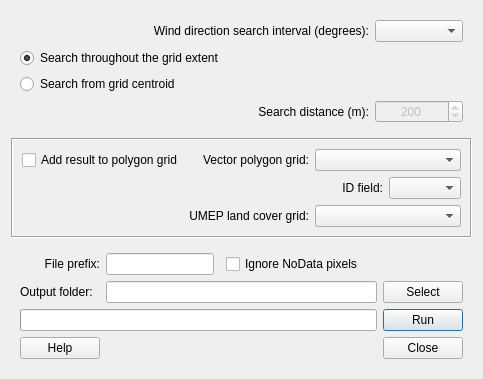
Qt form LandCoverFractionGrid/landcoverfraction_grid_dialog_base.ui (UMEP-dev/UMEP) before a commit.
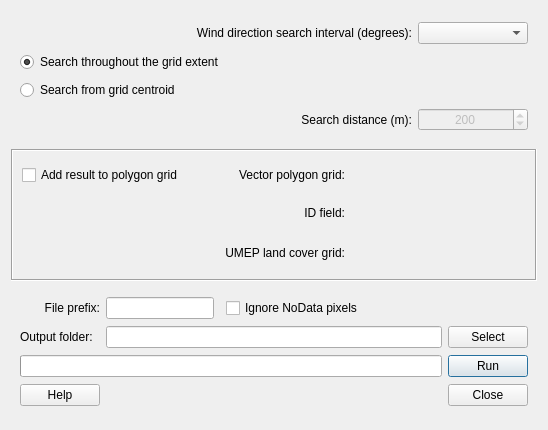
The same form after that commit.

Diff of the .ui file:
```diff
--- a/LandCoverFractionGrid/landcoverfraction_grid_dialog_base.ui
+++ b/LandCoverFractionGrid/landcoverfraction_grid_dialog_base.ui
@@ -6,8 +6,8 @@
    <rect>
     <x>0</x>
     <y>0</y>
-    <width>483</width>
-    <height>368</height>
+    <width>548</width>
+    <height>430</height>
    </rect>
   </property>
   <property name="windowTitle">
@@ -110,55 +110,21 @@
       <enum>QFrame::Sunken</enum>
      </property>
      <layout class="QGridLayout" name="gridLayout">
-      <item row="1" column="3">
-       <widget class="QComboBox" name="comboBox_Field">
-        <property name="toolTip">
-         <string>Attribut ID should be a unique number or string for each polygon </string>
+      <item row="1" column="2">
+       <widget class="QWidget" name="widget_Polygrid" native="true">
+        <property name="minimumSize">
+         <size>
+          <width>175</width>
+          <height>30</height>
+         </size>
         </property>
-       </widget>
-      </item>
-      <item row="2" column="1">
-       <widget class="QLabel" name="label_2">
-        <property name="text">
-         <string>UMEP land cover grid:</string>
+        <property name="layoutDirection">
+         <enum>Qt::LeftToRight</enum>
         </property>
-        <property name="alignment">
-         <set>Qt::AlignRight|Qt::AlignTrailing|Qt::AlignVCenter</set>
-        </property>
-        <property name="buddy">
-         <cstring>comboBox_lcgrid</cstring>
-        </property>
+        <layout class="QGridLayout" name="gridLayout_7"/>
        </widget>
       </item>
-      <item row="0" column="2" colspan="2">
-       <widget class="QComboBox" name="comboBox_Polygrid">
-        <property name="toolTip">
-         <string>&lt;!DOCTYPE HTML PUBLIC &quot;-//W3C//DTD HTML 4.0//EN&quot; &quot;http://www.w3.org/TR/REC-html40/strict.dtd&quot;&gt;
-&lt;html&gt;&lt;head&gt;&lt;meta name=&quot;qrichtext&quot; content=&quot;1&quot; /&gt;&lt;style type=&quot;text/css&quot;&gt;
-p, li { white-space: pre-wrap; }
-&lt;/style&gt;&lt;/head&gt;&lt;body style=&quot; font-family:'MS Shell Dlg 2'; font-size:8.25pt; font-weight:400; font-style:normal;&quot;&gt;
-&lt;p style=&quot; margin-top:0px; margin-bottom:0px; margin-left:0px; margin-right:0px; -qt-block-indent:0; text-indent:0px;&quot;&gt;&lt;span style=&quot; font-size:8pt;&quot;&gt;This Polygon layer could include one single or mutiple squares &lt;/span&gt;&lt;/p&gt;&lt;/body&gt;&lt;/html&gt;</string>
-        </property>
-       </widget>
-      </item>
-      <item row="1" column="1" colspan="2">
-       <widget class="QLabel" name="label_5">
-        <property name="text">
-         <string>ID field:</string>
-        </property>
-        <property name="alignment">
-         <set>Qt::AlignRight|Qt::AlignTrailing|Qt::AlignVCenter</set>
-        </property>
-       </widget>
-      </item>
-      <item row="2" column="2" colspan="2">
-       <widget class="QComboBox" name="comboBox_lcgrid">
-        <property name="toolTip">
-         <string>An integer raster land cover grid (e.g. geoTIFF) consisting of the various land covers specified above. See help for detailed description</string>
-        </property>
-       </widget>
-      </item>
-      <item row="0" column="1">
+      <item row="1" column="1">
        <widget class="QLabel" name="label">
         <property name="text">
          <string>Vector polygon grid:</string>
@@ -166,12 +132,57 @@
         <property name="alignment">
          <set>Qt::AlignRight|Qt::AlignTrailing|Qt::AlignVCenter</set>
         </property>
-        <property name="buddy">
-         <cstring>comboBox_Polygrid</cstring>
+       </widget>
+      </item>
+      <item row="4" column="2">
+       <widget class="QWidget" name="widget_Field" native="true">
+        <property name="minimumSize">
+         <size>
+          <width>125</width>
+          <height>30</height>
+         </size>
         </property>
+        <property name="layoutDirection">
+         <enum>Qt::LeftToRight</enum>
+        </property>
+        <layout class="QGridLayout" name="gridLayout_11"/>
        </widget>
       </item>
-      <item row="0" column="0">
+      <item row="4" column="1">
+       <widget class="QLabel" name="label_5">
+        <property name="text">
+         <string>ID field:</string>
+        </property>
+        <property name="alignment">
+         <set>Qt::AlignRight|Qt::AlignTrailing|Qt::AlignVCenter</set>
+        </property>
+       </widget>
+      </item>
+      <item row="5" column="2">
+       <widget class="QWidget" name="widget_lcgrid" native="true">
+        <property name="minimumSize">
+         <size>
+          <width>175</width>
+          <height>30</height>
+         </size>
+        </property>
+        <property name="layoutDirection">
+         <enum>Qt::LeftToRight</enum>
+        </property>
+        <layout class="QGridLayout" name="gridLayout_4"/>
+       </widget>
+      </item>
+      <item row="5" column="1">
+       <widget class="QLabel" name="label_2">
+        <property name="text">
+         <string>UMEP land cover grid:</string>
+        </property>
+        <property name="alignment">
+         <set>Qt::AlignRight|Qt::AlignTrailing|Qt::AlignVCenter</set>
+        </property>
+       </widget>
+      </item>
+      <item row="1" column="0">
        <widget class="QCheckBox" name="addResultToGrid">
         <property name="toolTip">
          <string>&lt;html&gt;&lt;head/&gt;&lt;body&gt;&lt;p&gt;Tick this in if you would like to add the isotropic results to the attribute table for your polygon vector grid.&lt;/p&gt;&lt;/body&gt;&lt;/html&gt;</string>
```
Left out of the diff: 60 changed lines with no effect on the pictures.
